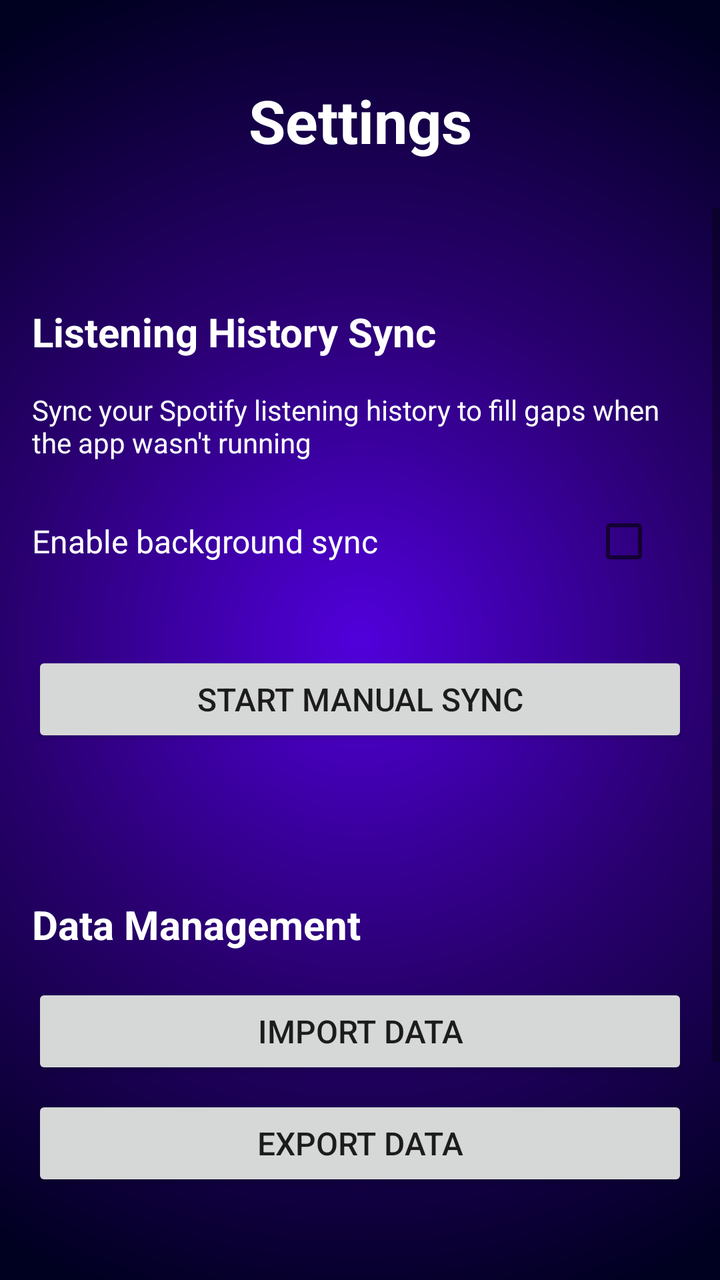
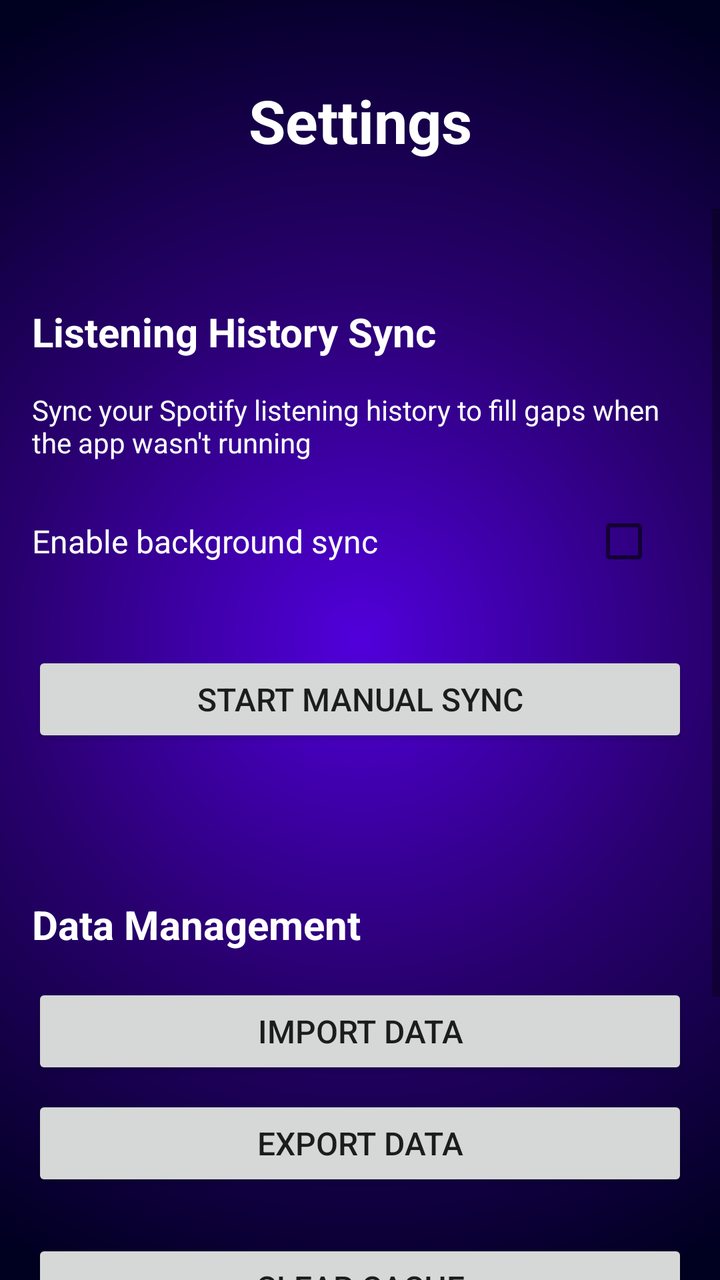

The first picture is an Android layout as it rendered before a commit; the second is the same layout after the commit. The layout source and the unified diff follow.
<!-- AndroidManifest.xml: application theme Theme.Tunaro -->
<!-- res/layout/activity_settings.xml -->
<?xml version="1.0" encoding="utf-8"?>
<androidx.constraintlayout.widget.ConstraintLayout xmlns:android="http://schemas.android.com/apk/res/android"
    xmlns:app="http://schemas.android.com/apk/res-auto"
    xmlns:tools="http://schemas.android.com/tools"
    android:layout_width="match_parent"
    android:layout_height="match_parent"
    android:background="@drawable/radial_gradient"
    tools:context=".activites.SettingsActivity">

    <TextView
        android:id="@+id/settings_title"
        android:layout_width="wrap_content"
        android:layout_height="wrap_content"
        android:layout_marginTop="40dp"
        android:text="Settings"
        android:textColor="@color/white"
        android:textSize="30sp"
        android:textStyle="bold"
        app:layout_constraintEnd_toEndOf="parent"
        app:layout_constraintStart_toStartOf="parent"
        app:layout_constraintTop_toTopOf="parent" />

    <ScrollView
        android:layout_width="match_parent"
        android:layout_height="0dp"
        android:layout_marginTop="24dp"
        app:layout_constraintBottom_toBottomOf="parent"
        app:layout_constraintTop_toBottomOf="@+id/settings_title">

        <LinearLayout
            android:layout_width="match_parent"
            android:layout_height="wrap_content"
            android:orientation="vertical"
            android:padding="16dp">

            

            <TextView
                android:layout_width="match_parent"
                android:layout_height="wrap_content"
                android:layout_marginTop="32dp"
                android:layout_marginBottom="16dp"
                android:text="Listening History Sync"
                android:textColor="@color/white"
                android:textSize="20sp"
                android:textStyle="bold" />

            <TextView
                android:layout_width="match_parent"
                android:layout_height="wrap_content"
                android:layout_marginBottom="16dp"
                android:text="Sync your Spotify listening history to fill gaps when the app wasn't running"
                android:textColor="@color/white"
                android:textSize="14sp" />

            

            <LinearLayout
                android:layout_width="match_parent"
                android:layout_height="wrap_content"
                android:layout_marginBottom="8dp"
                android:gravity="center_vertical"
                android:orientation="horizontal">

                <TextView
                    android:layout_width="0dp"
                    android:layout_height="wrap_content"
                    android:layout_weight="1"
                    android:text="Enable background sync"
                    android:textColor="@color/white"
                    android:textSize="16sp" />

                <CheckBox
                    android:id="@+id/enable_background_sync"
                    android:layout_width="wrap_content"
                    android:layout_height="wrap_content" />
            </LinearLayout>

            <TextView
                android:id="@+id/background_sync_status"
                android:layout_width="match_parent"
                android:layout_height="wrap_content"
                android:layout_marginBottom="4dp"
                android:textSize="14sp" />

            <TextView
                android:id="@+id/background_sync_details"
                android:layout_width="match_parent"
                android:layout_height="wrap_content"
                android:layout_marginBottom="16dp"
                android:textSize="12sp"
                android:visibility="gone" />

            

            <Button
                android:id="@+id/start_history_sync_button"
                android:layout_width="match_parent"
                android:layout_height="wrap_content"
                android:layout_marginBottom="16dp"
                android:text="Start Manual Sync"
                android:textSize="16sp" />

            <ProgressBar
                android:id="@+id/history_sync_progress"
                android:layout_width="wrap_content"
                android:layout_height="wrap_content"
                android:layout_gravity="center"
                android:layout_marginBottom="8dp"
                android:visibility="gone" />

            <TextView
                android:id="@+id/history_sync_status"
                android:layout_width="match_parent"
                android:layout_height="wrap_content"
                android:layout_marginBottom="24dp"
                android:textAlignment="center"
                android:textColor="@color/white"
                android:textSize="14sp" />

            

            

            <TextView
                android:layout_width="match_parent"
                android:layout_height="wrap_content"
                android:layout_marginTop="16dp"
                android:layout_marginBottom="16dp"
                android:text="Data Management"
                android:textColor="@color/white"
                android:textSize="20sp"
                android:textStyle="bold" />

            <Button
                android:id="@+id/import_button"
                android:layout_width="match_parent"
                android:layout_height="wrap_content"
                android:layout_marginBottom="8dp"
                android:text="Import Data"
                android:textSize="16sp" />

            <Button
                android:id="@+id/export_button"
                android:layout_width="match_parent"
                android:layout_height="wrap_content"
                android:layout_marginBottom="24dp"
                android:text="Export Data"
                android:textSize="16sp" />

            

            

            <TextView
                android:layout_width="match_parent"
                android:layout_height="wrap_content"
                android:layout_marginTop="32dp"
                android:layout_marginBottom="16dp"
                android:text="Playback Device Check"
                android:textColor="@color/white"
                android:textSize="20sp"
                android:textStyle="bold" />

            <LinearLayout
                android:layout_width="match_parent"
                android:layout_height="wrap_content"
                android:layout_marginBottom="16dp"
                android:gravity="center_vertical"
                android:orientation="horizontal">

                <TextView
                    android:layout_width="0dp"
                    android:layout_height="wrap_content"
                    android:layout_weight="1"
                    android:text="Check playback device"
                    android:textColor="@color/white"
                    android:textSize="16sp" />

                <androidx.appcompat.widget.SwitchCompat
                    android:id="@+id/device_check_switch"
                    android:layout_width="50dp"
                    android:layout_height="50dp" />
            </LinearLayout>

            <TextView
                android:id="@+id/device_name_label"
                android:layout_width="match_parent"
                android:layout_height="wrap_content"
                android:layout_marginBottom="8dp"
                android:text="Your device name:"
                android:textColor="@color/white"
                android:textSize="14sp"
                android:visibility="gone" />

            <EditText
                android:id="@+id/device_name_input"
                android:layout_width="match_parent"
                android:layout_height="wrap_content"
                android:layout_marginBottom="16dp"
                android:background="@android:drawable/editbox_background"
                android:hint="Enter your device name (e.g., iPhone, PC)"
                android:padding="12dp"
                android:textColor="@color/black"
                android:textColorHint="@color/black"
                android:visibility="gone" />

            <Button
                android:id="@+id/discover_devices_button"
                android:layout_width="match_parent"
                android:layout_height="wrap_content"
                android:layout_marginBottom="16dp"
                android:text="Discover Available Devices"
                android:textSize="14sp"
                android:visibility="gone" />

            <TextView
                android:id="@+id/available_devices_text"
                android:layout_width="match_parent"
                android:layout_height="wrap_content"
                android:layout_marginBottom="24dp"
                android:fontFamily="monospace"
                android:textColor="@color/white"
                android:textSize="12sp"
                android:visibility="gone" />

            
        </LinearLayout>
    </ScrollView>

</androidx.constraintlayout.widget.ConstraintLayout>
<!-- resources referenced by this layout -->
<resources>
  <color name="black">#FF000000</color>
  <color name="white">#FFFFFFFF</color>
  <!-- drawable radial_gradient (drawable) -->
  <?xml version="1.0" encoding="utf-8"?>
  <shape xmlns:android="http://schemas.android.com/apk/res/android"
      android:shape="rectangle">
      <gradient
          android:type="radial"
          android:gradientRadius="350dp"
          android:centerX="0.5"
          android:centerY="0.5"
          android:startColor="#5100DB"
          android:centerColor="#29006F"
          android:endColor="#000020" />
  </shape>
  <style name="Theme.Tunaro" parent="Theme.MaterialComponents.DayNight.NoActionBar">
          
          <item name="colorPrimary">@color/purple_200</item>
          <item name="colorPrimaryVariant">@color/purple_700</item>
          <item name="colorOnPrimary">@color/black</item>
          
          <item name="colorSecondary">@color/teal_200</item>
          <item name="colorSecondaryVariant">@color/teal_200</item>
          <item name="colorOnSecondary">@color/black</item>
          
          <item name="android:statusBarColor">?attr/colorPrimaryVariant</item>
          
          <item name="android:windowTranslucentNavigation">false</item>
          <item name="android:navigationBarColor">@color/transparent_black</item>
          <item name="android:windowTranslucentStatus">true</item>
      </style>
  <color name="purple_200">#FFBB86FC</color>
  <color name="purple_700">#FF3700B3</color>
  <color name="teal_200">#FF03DAC5</color>
  <color name="transparent_black">#80000000</color>
</resources>

<!-- the commit's change to res/layout/activity_settings.xml (unified diff, before → after) -->
@@ -148,6 +148,14 @@
                 android:text="Export Data"
                 android:textSize="16sp" />
 
+            <Button
+                android:id="@+id/clear_cache_button"
+                android:layout_width="match_parent"
+                android:layout_height="wrap_content"
+                android:layout_marginBottom="8dp"
+                android:text="Clear Cache"
+                android:textSize="16sp" />
+
             
 
             
